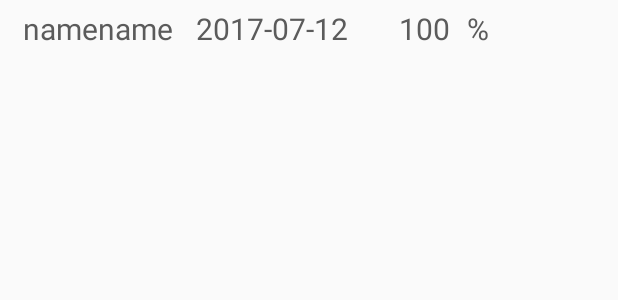
After one commit to weiwei1204/MedicineAPP, an Android app: the layout item_mcalendarlist.xml on its own in the app's theme, with its tools: preview values and no code run, on a phone screen of 412 x 824 dp. The commit adds this screen. Shown: the top 300 px of the screen. Run offline under Robolectric (Android 15) with nearby library versions, the phone set to English and light mode, and no system bars; network calls fail.

Commit message:
用藥排成清單

```diff
--- a/app/build.gradle
+++ b/app/build.gradle
@@ -49,8 +49,10 @@ dependencies {
     compile 'com.journeyapps:zxing-android-embedded:3.2.0'
     compile 'com.squareup.okhttp3:okhttp:3.2.0'
     compile 'com.android.support:cardview-v7:24.0.0'
-    compile 'com.android.support:recyclerview-v7:24.0.0'
+    compile 'com.android.support:recyclerview-v7:25.3.1'
     compile 'de.hdodenhof:circleimageview:2.1.0'
     testCompile 'junit:junit:4.12'
+    compile 'com.android.support:design:25.3.1'
+
 }
 apply plugin: 'com.google.gms.google-services'
--- a/app/src/main/java/com/example/carrie/carrie_test1/Choice.java
+++ b/app/src/main/java/com/example/carrie/carrie_test1/Choice.java
@@ -92,7 +92,7 @@ public class Choice extends Activity {
     }
 
     public void gotoThirdActivity(View v){  //連到用藥排成設定頁面
-        Intent it = new Intent(this,ThirdActivity.class);
+        Intent it = new Intent(this,m_calendarlist.class);
         Bundle bundle = new Bundle();
         bundle.putString("memberid", memberid);
         it.putExtras(bundle);   // 記得put進去，不然資料不會帶過去哦
--- /dev/null
+++ b/app/src/main/res/layout/item_mcalendarlist.xml
@@ -0,0 +1,46 @@
+<?xml version="1.0" encoding="utf-8"?>
+<LinearLayout xmlns:android="http://schemas.android.com/apk/res/android"
+    android:layout_width="match_parent"
+    android:layout_height="match_parent"
+    android:background="#FAFAFA"
+    android:orientation="horizontal"
+    android:paddingBottom="5dp"
+    android:paddingLeft="10dp"
+    android:paddingRight="10dp"
+    android:paddingTop="5dp">
+
+    <TextView
+        android:id="@+id/mcalname"
+        android:layout_width="100dp"
+        android:layout_height="wrap_content"
+        android:layout_marginLeft="5dp"
+        android:text="namename"
+        android:textColor="#5B5B5B"
+        android:textSize="20dp" />
+
+    <TextView
+        android:id="@+id/mcaldate"
+        android:layout_width="120dp"
+        android:layout_height="wrap_content"
+        android:layout_marginLeft="15dp"
+        android:text="2017-07-12"
+        android:textColor="#5B5B5B"
+        android:textSize="20dp" />
+
+    <TextView
+        android:id="@+id/mcalcomplete"
+        android:layout_width="40dp"
+        android:layout_height="wrap_content"
+        android:layout_marginLeft="15dp"
+        android:text="100"
+        android:textColor="#5B5B5B"
+        android:textSize="20dp" />
+    <TextView
+        android:layout_width="wrap_content"
+        android:layout_height="wrap_content"
+        android:layout_marginLeft="5dp"
+        android:text="%"
+        android:textColor="#5B5B5B"
+        android:textSize="20dp" />
+
+</LinearLayout>
--- a/app/src/main/res/values/strings.xml
+++ b/app/src/main/res/values/strings.xml
@@ -149,6 +149,7 @@
         "For example, position the FAB to one side of stream of a cards so the FAB won’t interfere "
         "when a user tries to pick up one of cards.\n\n"
     </string>
+    <string name="title_activity_m_calendarlist">用藥排程清單</string>
 
 
 </resources>
```
Also changed, not shown: app/src/main/AndroidManifest.xml (+7 -2 lines), app/src/main/java/com/example/carrie/carrie_test1/dummy/DummyContent.java (added, +72 -0 lines), app/src/main/java/com/example/carrie/carrie_test1/m_calendar.java (added, +51 -0 lines), app/src/main/java/com/example/carrie/carrie_test1/m_calendarlist.java (added, +141 -0 lines), app/src/main/java/com/example/carrie/carrie_test1/mcallistAdapter.java (added, +56 -0 lines), app/src/main/res/layout/activity_m_calendarlist.xml (added, +37 -0 lines).
